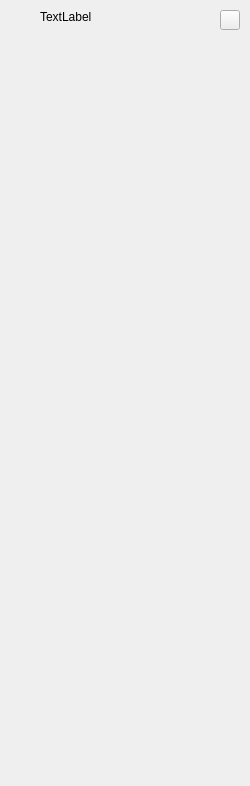
First picture: the form in client/editor/map_editor.ui, repository longturn/freeciv21, before the edit.
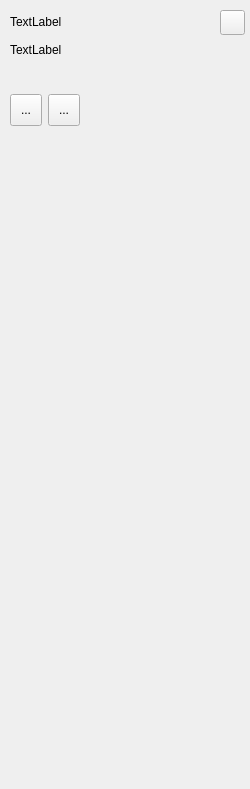
Second picture: the form after the edit.

Commit message: Send edit mode to the server

What changed in the file:
```diff
--- a/client/editor/map_editor.ui
+++ b/client/editor/map_editor.ui
@@ -7,7 +7,7 @@
     <x>0</x>
     <y>0</y>
     <width>250</width>
-    <height>786</height>
+    <height>789</height>
    </rect>
   </property>
   <property name="sizePolicy">
@@ -22,13 +22,20 @@
   <widget class="QWidget" name="verticalLayoutWidget">
    <property name="geometry">
     <rect>
-     <x>40</x>
+     <x>10</x>
      <y>10</y>
-     <width>160</width>
-     <height>771</height>
+     <width>201</width>
+     <height>51</height>
     </rect>
    </property>
    <layout class="QVBoxLayout" name="verticalLayout">
+    <item>
+     <widget class="QLabel" name="label_title">
+      <property name="text">
+       <string>TextLabel</string>
+      </property>
+     </widget>
+    </item>
     <item>
      <widget class="QLabel" name="label_status">
       <property name="text">
@@ -36,19 +43,6 @@
       </property>
      </widget>
     </item>
-    <item>
-     <spacer name="verticalSpacer">
-      <property name="orientation">
-       <enum>Qt::Vertical</enum>
-      </property>
-      <property name="sizeHint" stdset="0">
-       <size>
-        <width>20</width>
-        <height>718</height>
-       </size>
-      </property>
-     </spacer>
-    </item>
    </layout>
   </widget>
   <widget class="QPushButton" name="but_close">
@@ -56,14 +50,65 @@
     <rect>
      <x>220</x>
      <y>10</y>
-     <width>20</width>
-     <height>20</height>
+     <width>25</width>
+     <height>25</height>
     </rect>
    </property>
    <property name="text">
     <string/>
    </property>
   </widget>
+  <widget class="QWidget" name="gridLayoutWidget">
+   <property name="geometry">
+    <rect>
+     <x>10</x>
+     <y>70</y>
+     <width>231</width>
+     <height>80</height>
+    </rect>
+   </property>
+   <layout class="QGridLayout" name="gridLayout">
+    <item row="0" column="1">
+     <widget class="QToolButton" name="tbut_edit_tile">
+      <property name="minimumSize">
+       <size>
+        <width>32</width>
+        <height>32</height>
+       </size>
+      </property>
+      <property name="text">
+       <string>...</string>
+      </property>
+     </widget>
+    </item>
+    <item row="0" column="0">
+     <widget class="QToolButton" name="tbut_inspect_tile">
+      <property name="minimumSize">
+       <size>
+        <width>32</width>
+        <height>32</height>
+       </size>
+      </property>
+      <property name="text">
+       <string>...</string>
+      </property>
+     </widget>
+    </item>
+    <item row="0" column="2">
+     <spacer name="horizontalSpacer">
+      <property name="orientation">
+       <enum>Qt::Horizontal</enum>
+      </property>
+      <property name="sizeHint" stdset="0">
+       <size>
+        <width>40</width>
+        <height>20</height>
+       </size>
+      </property>
+     </spacer>
+    </item>
+   </layout>
+  </widget>
  </widget>
  <resources/>
  <connections/>
```
The commit also changes 2 other files.
